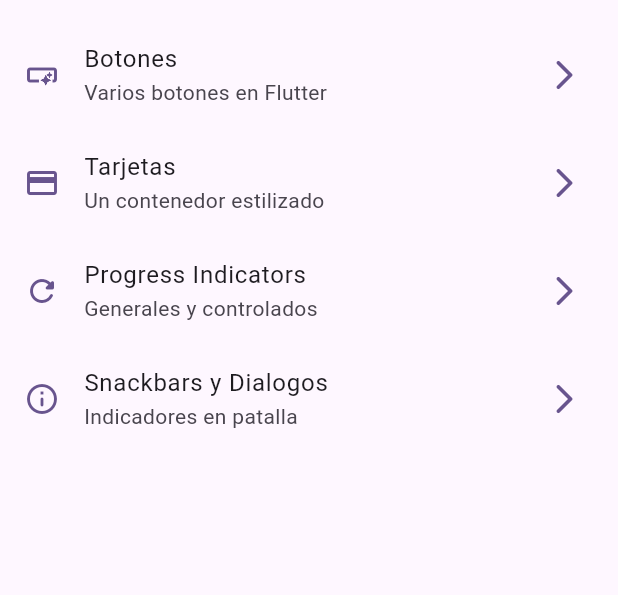
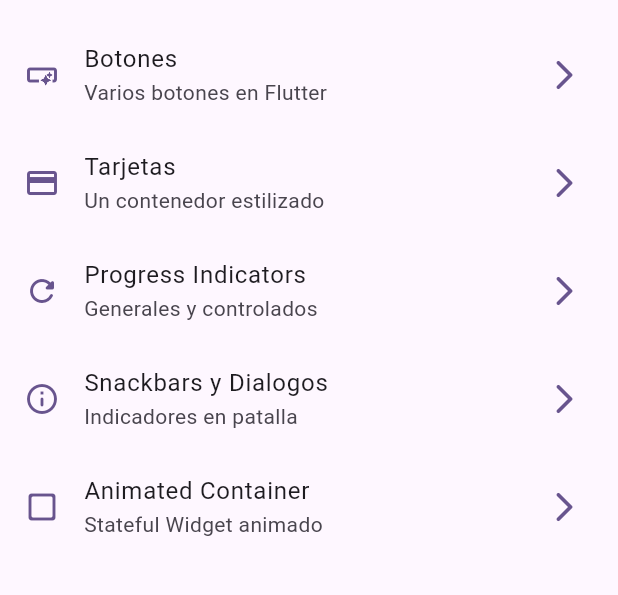
Before and after one commit to Geinersb/widgets_app, a Flutter app: the screen it shows after launch, on a phone screen of 412 x 824 dp, the part 63-658 px from its top. Run offline on Flutter 3.47's test engine with Material 2 defaults, Android fonts, the phone set to English and light mode, and no system bars; our stand-ins replace go_router.

Commit message:
se finaliza animated container

```diff
--- a/lib/config/menu/menu_items.dart
+++ b/lib/config/menu/menu_items.dart
@@ -42,6 +42,13 @@ const appMenuItems = <MenuItem>[
      icon: Icons.info_outline_rounded
      ),
 
+  MenuItem(
+    title: 'Animated Container',
+    subtitle: 'Stateful Widget animado',
+     url: '/animated',
+     icon: Icons.check_box_outline_blank_rounded
+     ),
+
 
 
 ];
--- a/lib/config/router/app_router.dart
+++ b/lib/config/router/app_router.dart
@@ -37,6 +37,12 @@ routes: [
   builder:(context,state) => const SnackBarScreen()
   ),
 
+  GoRoute(
+  path: '/animated',
+  name: AnimatedScreen.name,
+  builder:(context,state) => const AnimatedScreen()
+  ),
+
 
 
 
```
Also changed, not shown: lib/presentation/screens/animated/animated_screen.dart (+51 -2 lines).
